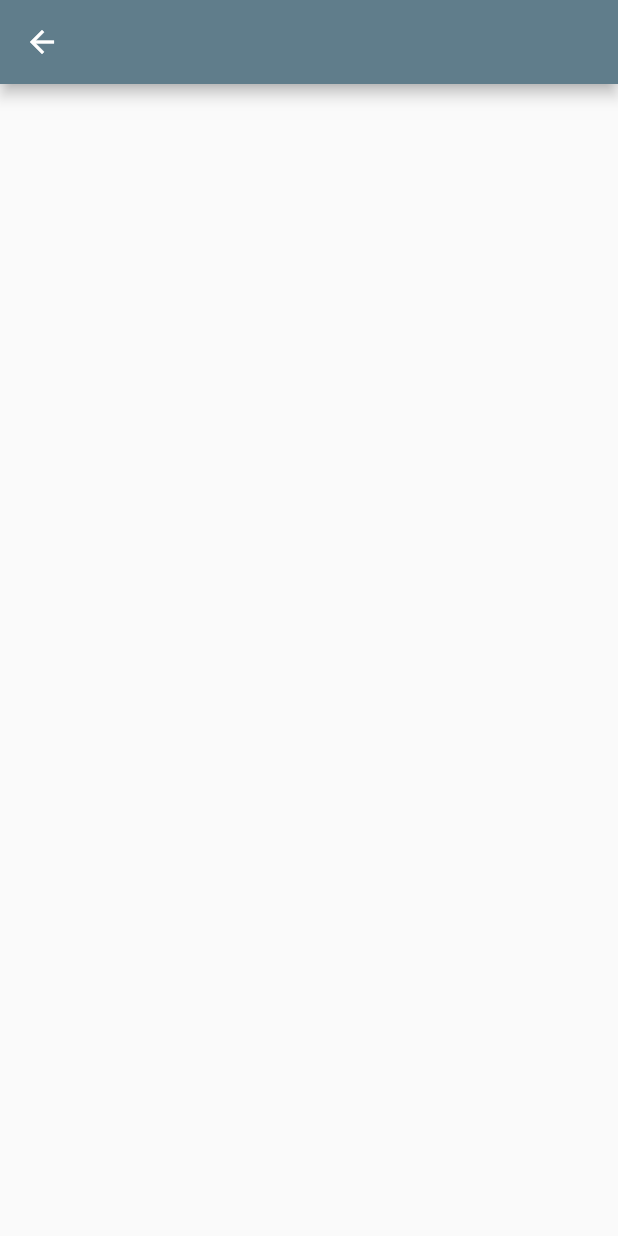
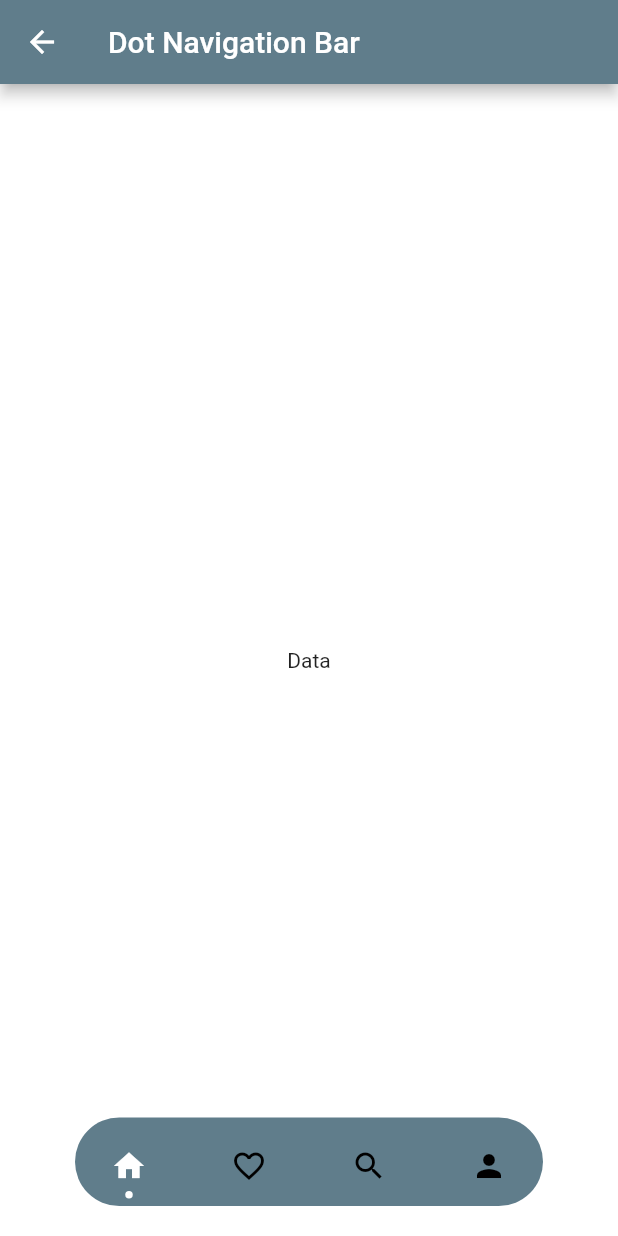
Before and after one commit to EmperorAkashi20/FlutterBottomNavBar, a Flutter app: the NavBar4 screen opened by its route, on a phone screen of 412 x 824 dp. Run offline on Flutter 3.47's test engine with Material 2 defaults, Android fonts, the phone set to English and light mode, and no system bars; drawn by our look-alikes of dot_navigation_bar; our stand-ins replace bottom_navy_bar, get; missing offline and left inert: ss_bottom_navbar.

Commit message:
Floating nav bar

```diff
--- a/lib/home.dart
+++ b/lib/home.dart
@@ -47,7 +47,7 @@ class Home extends StatelessWidget {
             onTap: () {
               Get.to(() => const NavBar4());
             },
-            title: const Text('Nav Bar 4'),
+            title: const Text('Dot Navigation Bar'),
           ),
           ListTile(
             onTap: () {
--- a/lib/nav_bar4.dart
+++ b/lib/nav_bar4.dart
@@ -1,3 +1,4 @@
+import 'package:dot_navigation_bar/dot_navigation_bar.dart';
 import 'package:flutter/material.dart';
 
 class NavBar4 extends StatefulWidget {
@@ -8,10 +9,66 @@ class NavBar4 extends StatefulWidget {
 }
 
 class _NavBar2State extends State<NavBar4> {
+  var _selectedTab = _SelectedTab.home;
+
+  void _handleIndexChanged(int i) {
+    setState(() {
+      _selectedTab = _SelectedTab.values[i];
+    });
+  }
+
   @override
   Widget build(BuildContext context) {
     return Scaffold(
-      appBar: AppBar(),
+      appBar: AppBar(
+        title: const Text('Dot Navigation Bar'),
+      ),
+      extendBody: true,
+      bottomNavigationBar: DotNavigationBar(
+        // enableFloatingNavBar: false,
+        curve: Curves.easeIn,
+        backgroundColor: Colors.blueGrey,
+        selectedItemColor: Colors.white,
+        unselectedItemColor: Colors.black,
+        currentIndex: _SelectedTab.values.indexOf(_selectedTab),
+        onTap: _handleIndexChanged,
+        dotIndicatorColor: Colors.white,
+        borderRadius:
+            40, //This can be used to change the shape of the floating nav bar
+        items: [
+          /// Home
+          DotNavigationBarItem(
+            icon: const Icon(Icons.home),
+            // selectedColor: Colors.purple,
+          ),
+
+          /// Likes
+          DotNavigationBarItem(
+            icon: const Icon(Icons.favorite_border),
+            // selectedColor: Colors.pink,
+          ),
+
+          /// Search
+          DotNavigationBarItem(
+            icon: const Icon(Icons.search),
+            // selectedColor: Colors.orange,
+          ),
+
+          /// Profile
+          DotNavigationBarItem(
+            icon: const Icon(Icons.person),
+            // selectedColor: Colors.teal,
+          ),
+        ],
+      ),
+      body: Container(
+        color: Colors.white,
+        child: const Center(
+          child: Text('Data'),
+        ),
+      ),
     );
   }
 }
+
+enum _SelectedTab { home, favorite, search, person }
--- a/pubspec.yaml
+++ b/pubspec.yaml
@@ -34,6 +34,7 @@ dependencies:
   ss_bottom_navbar:
   provider:
   dot_navigation_bar:
+  google_nav_bar:
 
   # The following adds the Cupertino Icons font to your application.
   # Use with the CupertinoIcons class for iOS style icons.
```
Also changed, not shown: pubspec.lock.
